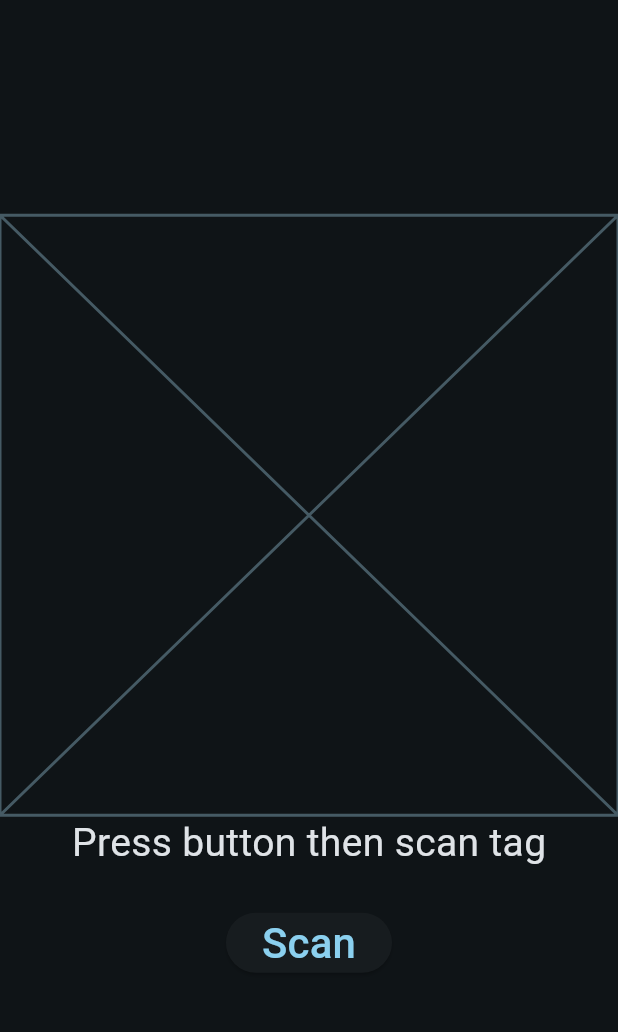
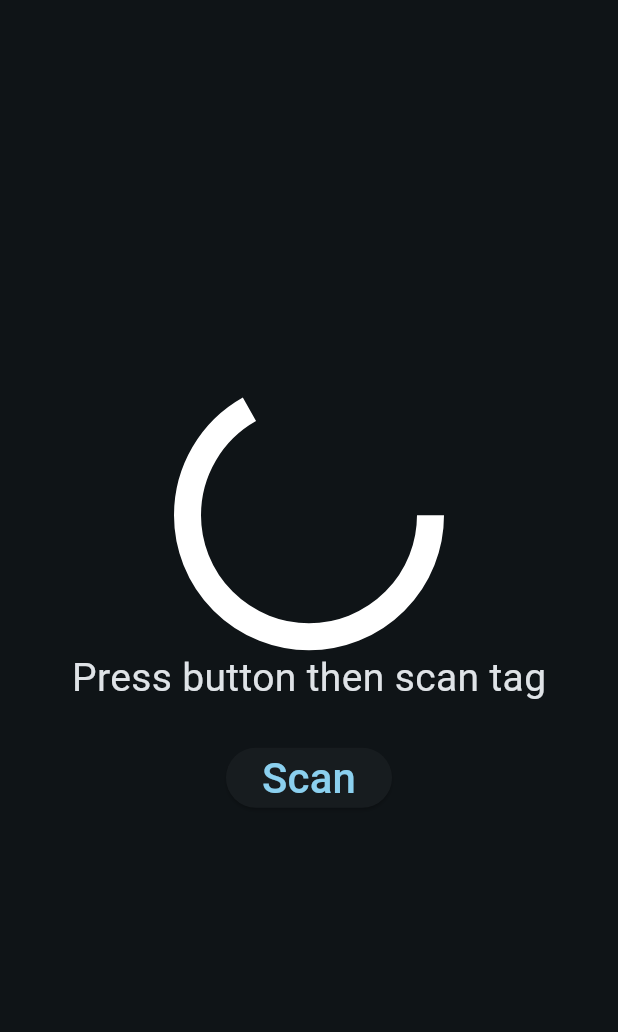
Before and after one commit to danielp1218/YRHacks2025, a Flutter app: the screen it shows after launch, on a phone screen of 412 x 824 dp, the part 63-1095 px from its top. Run offline on Flutter 3.47's test engine with Material 3 defaults, Android fonts, the light colour scheme and no system bars; our stand-ins replace loading_animation_widget; missing offline and left inert: nfc_manager.

Commit message:
fetch data app loading animation

```diff
--- a/scanner/lib/components/nfc_scanner.dart
+++ b/scanner/lib/components/nfc_scanner.dart
@@ -1,4 +1,5 @@
 import 'package:flutter/material.dart';
+import 'package:loading_animation_widget/loading_animation_widget.dart';
 import 'package:nfc_manager/nfc_manager.dart';
 import 'package:scanner/fetch_data.dart';
 import 'package:scanner/post_data.dart';
@@ -14,12 +15,10 @@ class NFCScanner extends StatefulWidget {
 }
 
 class NFCScannerState extends State<NFCScanner> {
-
   String data = "Press button then scan tag";
   StudentData? studentData;
 
   Future<void> startNFC() async {
-
     bool isAvailable = await NfcManager.instance.isAvailable();
     if (!isAvailable) {
       setState(() {
@@ -34,7 +33,6 @@ class NFCScannerState extends State<NFCScanner> {
 
     NfcManager.instance.startSession(
       onDiscovered: (NfcTag tag) async {
-
         final Ndef? ndef = Ndef.from(tag);
         if (ndef == null) {
           setState(() {
@@ -47,7 +45,6 @@ class NFCScannerState extends State<NFCScanner> {
               data = "Tag does not have exactly 1 record!";
             });
           } else {
-
             setState(() {
               data = String.fromCharCodes(
                 message.records.first.payload.skip(
@@ -57,6 +54,7 @@ class NFCScannerState extends State<NFCScanner> {
             });
             if (isDataValidId(data)) {
               postData(data);
+              setState(() => studentData = null);
               final fetchedData = await fetchData(data);
               setState(() => studentData = fetchedData);
             }
@@ -80,7 +78,12 @@ class NFCScannerState extends State<NFCScanner> {
         child: Column(
           mainAxisAlignment: MainAxisAlignment.center,
           children: [
-            studentData != null ? StudentInfo(studentData: studentData!,) : Placeholder(),
+            studentData != null
+                ? StudentInfo(studentData: studentData!)
+                : LoadingAnimationWidget.inkDrop(
+                  color: Colors.white,
+                  size: 180,
+                ),
             Text(data, style: TextStyle(fontSize: 26)),
             SizedBox(height: 24),
             ElevatedButton(
--- a/scanner/lib/components/student.dart
+++ b/scanner/lib/components/student.dart
@@ -11,7 +11,7 @@ class StudentInfo extends StatelessWidget {
   Widget build(BuildContext context) {
     return Column(
       children: [
-        RoundedImage(imageBytes: studentData.imageBytes, radius: 16),
+        RoundedImage(imageBytes: studentData.imageBytes, radius: 40),
         SizedBox(height: 18),
         Text(studentData.name, style: TextStyle(fontSize: 24)),
       ],
--- a/scanner/pubspec.yaml
+++ b/scanner/pubspec.yaml
@@ -10,6 +10,7 @@ dependencies:
   flutter:
     sdk: flutter
   http: ^1.3.0
+  loading_animation_widget: ^1.3.0
   nfc_manager: ^3.5.0
 
 dev_dependencies:
```
Also changed, not shown: scanner/pubspec.lock.
